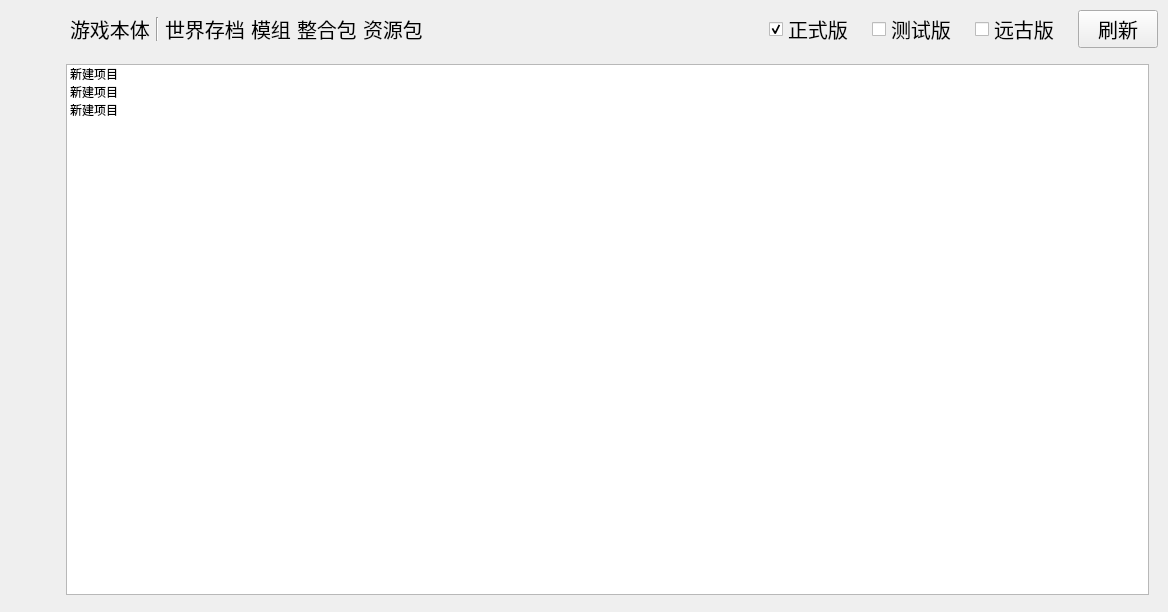
The window that UI/MainWindow/MainWindow.ui (SkyWorldStudio/Minecraft-Optimal-Starter_3) describes before a commit, drawn with Qt 5.
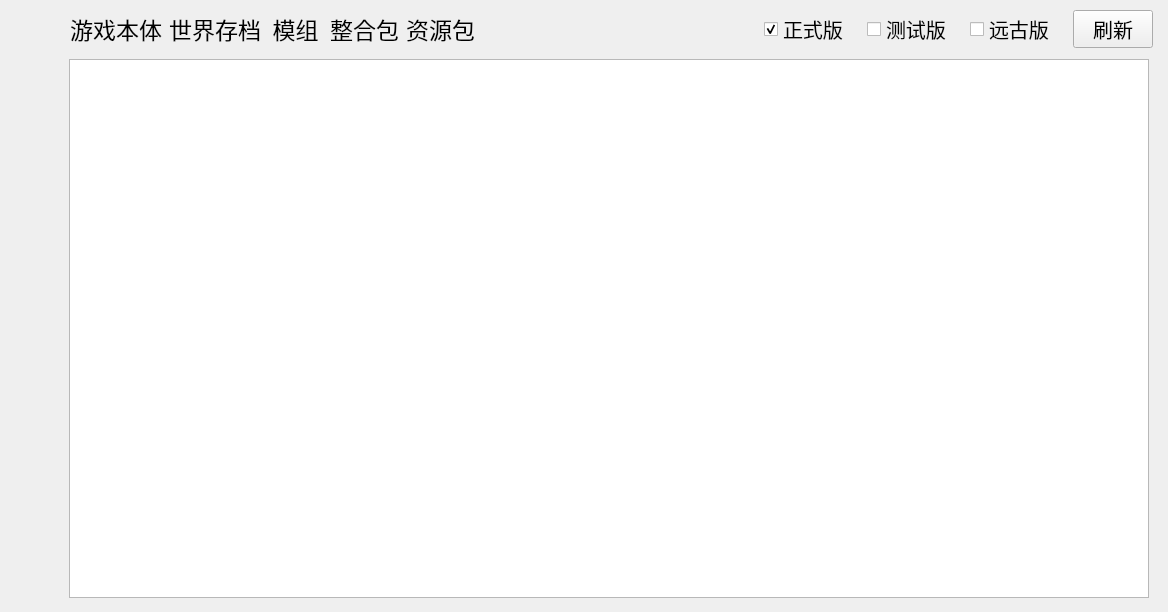
The same window after the commit. The open tabs and pages were chosen to show the change. Icons and pictures are not drawn. Custom widgets are drawn as their Qt base class.

Patch:
```diff
--- a/UI/MainWindow/MainWindow.ui
+++ b/UI/MainWindow/MainWindow.ui
@@ -186,6 +186,46 @@
 	background-color: rgb(243, 243, 243);
 }
 
+/*下载页面*/
+#page_download_1{
+	border-image: url(:/Scrub/images/Scrub_B15_FFFFFF-60_Main-User-2.png);
+	border-radius: 8px;
+}
+#listWidget_page_1_download{
+	border-radius: 8px;
+	/*border: 1px solid rgb(33, 33, 33);*/
+}
+#listWidget_page_1_download QScrollBar{
+	border-right: 3px solid rgba(0, 150, 255,0);
+}
+#listWidget_page_1_download QScrollBar:vertical
+{
+    width:12px;
+    background:rgba(0,0,0,0%);
+    margin:0px,0px,0px,0px;
+    padding-top:9px;   /*留出9px给上面和下面的箭头*/
+    padding-bottom:9px;
+}
+
+#listWidget_page_1_download::item {
+    height: 10px;
+	padding: 12px;
+	border-left: 0px solid rgba(214, 214, 214,0);
+	/*border-top: 1px solid rgb(169, 169, 169);*/
+	border-bottom: 1px solid rgb(169, 169, 169);
+}
+#listWidget_page_1_download::item:hover {
+	background-color: rgba(235, 235, 235,0);
+	border-left: 0px solid rgba(214, 214, 214,0);
+	/*border-top: 1px solid rgb(214, 214, 214);*/
+	border-bottom: 1px solid rgb(214, 214, 214);
+}
+#listWidget_page_1_download::item:selected {
+	background-color: rgba(235, 235, 235,0);
+	border-left: 0px solid rgba(214, 214, 214,0);
+	/*border-top: 1px solid rgba(214, 214, 214,0);*/
+	border-bottom: 1px solid rgba(214, 214, 214,0);
+}
 /*设置页面*/
 #scrollAreaWidgetContents_page_settings &gt; QWidget
 {
@@ -476,6 +516,52 @@
     border-radius:0px;	background:rgba(0,0,0,10%);
 }
 
+QCheckBox{
+	border: none;/*最外层边框*/
+}
+QCheckBox::indicator{/*选择框尺寸*/
+    background-color: rgba(255, 255, 255, 0);
+    border: 0px solid #b1b1b1;
+}
+QCheckBox:enabled:checked{
+	color: rgb(0, 0, 0);
+}
+QCheckBox:enabled:!checked{
+	color:  rgb(0, 0, 0);
+}
+QCheckBox:enabled:hover{
+ 	color: rgb(0, 0, 0);
+}
+QCheckBox:!enabled{
+	color: rgb(0, 0, 0);
+}
+QCheckBox::indicator{
+	padding: 5px;
+	width:15px;
+	height:15px;
+}
+/*未选中样式*/
+QCheckBox::indicator:unchecked {
+	border-image: url(:/widget_Sidebar/images/QCheckBox_Unchecked.png);
+}
+QCheckBox::indicator:unchecked:hover {
+	
+}
+QCheckBox::indicator:unchecked:pressed {
+	border-image: url(:/widget_Sidebar/images/QCheckBox_Unchecked-Pressed.png);
+}
+
+/*选中样式*/
+QCheckBox::indicator:checked {
+	border-image: url(:/widget_Sidebar/images/QCheckBox_Checked.png);
+}
+QCheckBox::indicator:checked:hover {
+	
+}
+QCheckBox::indicator:checked:pressed {
+	border-image: url(:/widget_Sidebar/images/QCheckBox_Checked-Pressed.png)；
+}
+
 QTreeWidget::item {
     height: 20px;
 	padding: 8px;
@@ -513,6 +599,7 @@
 QLineEdit::focus{
 	border:2px solid rgb(0, 119, 255);
 }
+
 QPushButton{
 	border-style:none;
 	border-radius: 5px;
@@ -520,7 +607,7 @@
 QPushButton:hover{
 	background-color: rgb(252, 252, 252);
 }
-Line{
+#widget_page_download_2_line{
 	background-color: rgb(166, 166, 166);
 	border:none;
 }
@@ -1013,7 +1100,7 @@
                <item>
                 <widget class="QStackedWidget" name="stackedWidget_page_users_down">
                  <property name="currentIndex">
-                  <number>1</number>
+                  <number>0</number>
                  </property>
                  <widget class="QWidget" name="stackedWidget_page_users_downPage1">
                   <layout class="QVBoxLayout" name="verticalLayout_5">
@@ -1217,16 +1304,6 @@
                               <height>24</height>
                              </size>
                             </property>
-                            <item>
-                             <property name="text">
-                              <string>新建项目</string>
-                             </property>
-                            </item>
-                            <item>
-                             <property name="text">
-                              <string>新建项目</string>
-                             </property>
-                            </item>
                            </widget>
                           </item>
                          </layout>
@@ -1700,6 +1777,9 @@
              <widget class="QWidget" name="page_online"/>
              <widget class="QWidget" name="page_download">
               <layout class="QVBoxLayout" name="verticalLayout_10">
+               <property name="spacing">
+                <number>4</number>
+               </property>
                <property name="leftMargin">
                 <number>8</number>
                </property>
@@ -1734,7 +1814,7 @@
                    <number>0</number>
                   </property>
                   <property name="rightMargin">
-                   <number>0</number>
+                   <number>5</number>
                   </property>
                   <property name="bottomMargin">
                    <number>0</number>
@@ -1743,106 +1823,144 @@
                    <widget class="QWidget" name="widget_page_download_2" native="true">
                     <layout class="QHBoxLayout" name="horizontalLayout_14">
                      <property name="spacing">
-                      <number>-1</number>
+                      <number>7</number>
                      </property>
                      <property name="leftMargin">
                       <number>5</number>
                      </property>
                      <property name="topMargin">
-                      <number>0</number>
+                      <number>4</number>
                      </property>
                      <property name="rightMargin">
                       <number>0</number>
                      </property>
                      <property name="bottomMargin">
-                      <number>0</number>
+                      <number>4</number>
                      </property>
                      <item>
                       <widget class="MyQLabel" name="label_page_download_2_game">
+                       <property name="sizePolicy">
+                        <sizepolicy hsizetype="Preferred" vsizetype="Preferred">
+                         <horstretch>0</horstretch>
+                         <verstretch>0</verstretch>
+                        </sizepolicy>
+                       </property>
+                       <property name="minimumSize">
+                        <size>
+                         <width>70</width>
+                         <height>0</height>
+                        </size>
+                       </property>
                        <property name="font">
                         <font>
-                         <pointsize>15</pointsize>
+                         <pointsize>17</pointsize>
                         </font>
                        </property>
+                       <property name="styleSheet">
+                        <string notr="true">border-bottom: 2px solid rgb(0, 119, 225);</string>
+                       </property>
                        <property name="text">
                         <string>游戏本体</string>
                        </property>
-                      </widget>
-                     </item>
-                     <item>
-                      <widget class="QWidget" name="widget_page_download_2_line" native="true">
-                       <layout class="QHBoxLayout" name="horizontalLayout_18">
-                        <property name="spacing">
-                         <number>0</number>
-                        </property>
-                        <property name="leftMargin">
-                         <number>0</number>
-                        </property>
-                        <property name="topMargin">
-                         <number>8</number>
-                        </property>
-                        <property name="rightMargin">
-                         <number>0</number>
-                        </property>
-                        <property name="bottomMargin">
-                         <number>8</number>
-                        </property>
-                        <item>
-                         <widget class="Line" name="line_page_download_2">
-                          <property name="orientation">
-                           <enum>Qt::Vertical</enum>
-                          </property>
-                         </widget>
-                        </item>
-                       </layout>
+                       <property name="alignment">
+                        <set>Qt::AlignCenter</set>
+                       </property>
                       </widget>
                      </item>
                      <item>
                       <widget class="MyQLabel" name="label_page_download_2_word">
+                       <property name="minimumSize">
+                        <size>
+                         <width>70</width>
+                         <height>0</height>
+                        </size>
+                       </property>
                        <property name="font">
                         <font>
-                         <pointsize>15</pointsize>
+                         <pointsize>17</pointsize>
                         </font>
                        </property>
                        <property name="text">
                         <string>世界存档</string>
                        </property>
+                       <property name="alignment">
+                        <set>Qt::AlignCenter</set>
+                       </property>
                       </widget>
                      </item>
                      <item>
                       <widget class="MyQLabel" name="label_page_download_2_mode">
+                       <property name="sizePolicy">
+                        <sizepolicy hsizetype="Maximum" vsizetype="Preferred">
+                         <horstretch>0</horstretch>
+                         <verstretch>0</verstretch>
+                        </sizepolicy>
+                       </property>
+                       <property name="minimumSize">
+                        <size>
+                         <width>55</width>
+                         <height>0</height>
+                        </size>
+                       </property>
+                       <property name="maximumSize">
+                        <size>
+                         <width>55</width>
+                         <height>16777215</height>
+                        </size>
+                       </property>
                        <property name="font">
                         <font>
-                         <pointsize>15</pointsize>
+                         <pointsize>17</pointsize>
                         </font>
                        </property>
                        <property name="text">
                         <string>模组</string>
                        </property>
+                       <property name="alignment">
+                        <set>Qt::AlignCenter</set>
+                       </property>
                       </widget>
                      </item>
                      <item>
                       <widget class="MyQLabel" name="label_page_download_2_conformity">
+                       <property name="minimumSize">
+                        <size>
+                         <width>60</width>
+                         <height>0</height>
+                        </size>
+                       </property>
                        <property name="font">
                         <font>
-                         <pointsize>15</pointsize>
+                         <pointsize>17</pointsize>
                         </font>
                        </property>
                        <property name="text">
                         <string>整合包</string>
                        </property>
+                       <property name="alignment">
+                        <set>Qt::AlignCenter</set>
+                       </property>
                       </widget>
                      </item>
                      <item>
                       <widget class="MyQLabel" name="label_page_download_2_resource">
+                       <property name="minimumSize">
+                        <size>
+                         <width>65</width>
+                         <height>0</height>
+                        </size>
+                       </property>
                        <property name="font">
                         <font>
-                         <pointsize>15</pointsize>
+                         <pointsize>17</pointsize>
                         </font>
                        </property>
                        <property name="text">
                         <string>资源包</string>
                        </property>
+                       <property name="alignment">
+                        <set>Qt::AlignCenter</set>
+                       </property>
                       </widget>
                      </item>
                     </layout>
@@ -1869,7 +1987,7 @@
                       <verstretch>0</verstretch>
                      </sizepolicy>
                     </property>
-                    <widget class="QWidget" name="page_3">
+                    <widget class="QWidget" name="page_page_download_mc">
                      <layout class="QHBoxLayout" name="horizontalLayout_15">
                       <property name="spacing">
                        <number>18</number>
@@ -1887,7 +2005,7 @@
                        <number>0</number>
                       </property>
                       <item>
-                       <widget class="QCheckBox" name="checkBox_2">
+                       <widget class="QCheckBox" name="checkBox_page_download_mc_official">
                         <property name="sizePolicy">
                          <sizepolicy hsizetype="Maximum" vsizetype="Fixed">
                           <horstretch>0</horstretch>
@@ -1908,13 +2026,19 @@
                         <property name="text">
                          <string>正式版</string>
                         </property>
+                        <property name="iconSize">
+                         <size>
+                          <width>22</width>
+                          <height>22</height>
+                         </size>
+                        </property>
                         <property name="checked">
                          <bool>true</bool>
                         </property>
                        </widget>
                       </item>
                       <item>
-                       <widget class="QCheckBox" name="checkBox_3">
+                       <widget class="QCheckBox" name="checkBox_page_download_mc_test">
                         <property name="sizePolicy">
                          <sizepolicy hsizetype="Maximum" vsizetype="Fixed">
                           <horstretch>0</horstretch>
@@ -1935,10 +2059,16 @@
                         <property name="text">
                          <string>测试版</string>
                         </property>
+                        <property name="iconSize">
+                         <size>
+                          <width>22</width>
+                          <height>22</height>
+                         </size>
+                        </property>
                        </widget>
                       </item>
                       <item>
-                       <widget class="QCheckBox" name="checkBox">
+                       <widget class="QCheckBox" name="checkBox_page_download_mc_previously">
                         <property name="sizePolicy">
                          <sizepolicy hsizetype="Maximum" vsizetype="Fixed">
                           <horstretch>0</horstretch>
@@ -1959,10 +2089,16 @@
                         <property name="text">
                          <string>远古版</string>
                         </property>
+                        <property name="iconSize">
+                         <size>
+                          <width>22</width>
+                          <height>22</height>
+                         </size>
+                        </property>
                        </widget>
                       </item>
                       <item>
-                       <widget class="QPushButton" name="pushButton">
+                       <widget class="QPushButton" name="pushButton_page_download_mc_refresh">
                         <property name="sizePolicy">
                          <sizepolicy hsizetype="Maximum" vsizetype="Fixed">
                           <horstretch>0</horstretch>
@@ -1989,8 +2125,8 @@
                         </property>
                         <property name="iconSize">
                          <size>
-                          <width>13</width>
-                          <height>17</height>
+                          <width>22</width>
+                          <height>22</height>
                          </size>
                         </property>
                        </widget>
@@ -2004,31 +2140,27 @@
                 </widget>
                </item>
                <item>
-                <widget class="QStackedWidget" name="stackedWidget">
+                <widget class="QStackedWidget" name="stackedWidget_page_download">
                  <widget class="QWidget" name="page_download_1">
                   <layout class="QHBoxLayout" name="horizontalLayout_17">
+                   <property name="leftMargin">
+                    <number>12</number>
+                   </property>
+                   <property name="topMargin">
+                    <number>6</number>
+                   </property>
+                   <property name="bottomMargin">
+                    <number>6</number>
+                   </property>
                    <item>
-                    <widget class="QListWidget" name="listWidget_page_1_download">
-                     <item>
-                      <property name="text">
-                       <string>新建项目</string>
-                      </property>
-                     </item>
-                     <item>
-                      <property name="text">
-                       <string>新建项目</string>
-                      </property>
-                     </item>
-                     <item>
-                      <property name="text">
-                       <string>新建项目</string>
-                      </property>
-                     </item>
-                    </widget>
+                    <widget class="QListWidget" name="listWidget_page_1_download"/>
                    </item>
                   </layout>
                  </widget>
+                 <widget class="QWidget" name="page_5"/>
                  <widget class="QWidget" name="page_2"/>
+                 <widget class="QWidget" name="page"/>
+                 <widget class="QWidget" name="page_3"/>
                 </widget>
                </item>
               </layout>
@@ -2060,8 +2192,8 @@
                    <rect>
                     <x>0</x>
                     <y>0</y>
-                    <width>380</width>
-                    <height>336</height>
+                    <width>1119</width>
+                    <height>612</height>
                    </rect>
                   </property>
                   <layout class="QVBoxLayout" name="verticalLayout_2">
```
